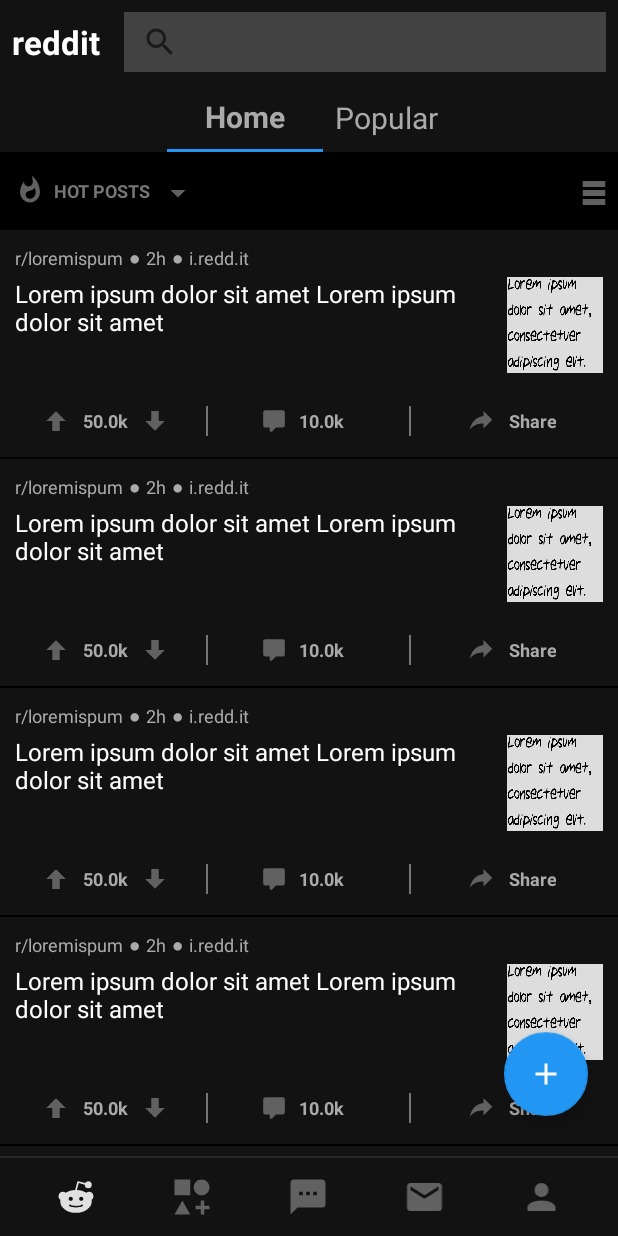
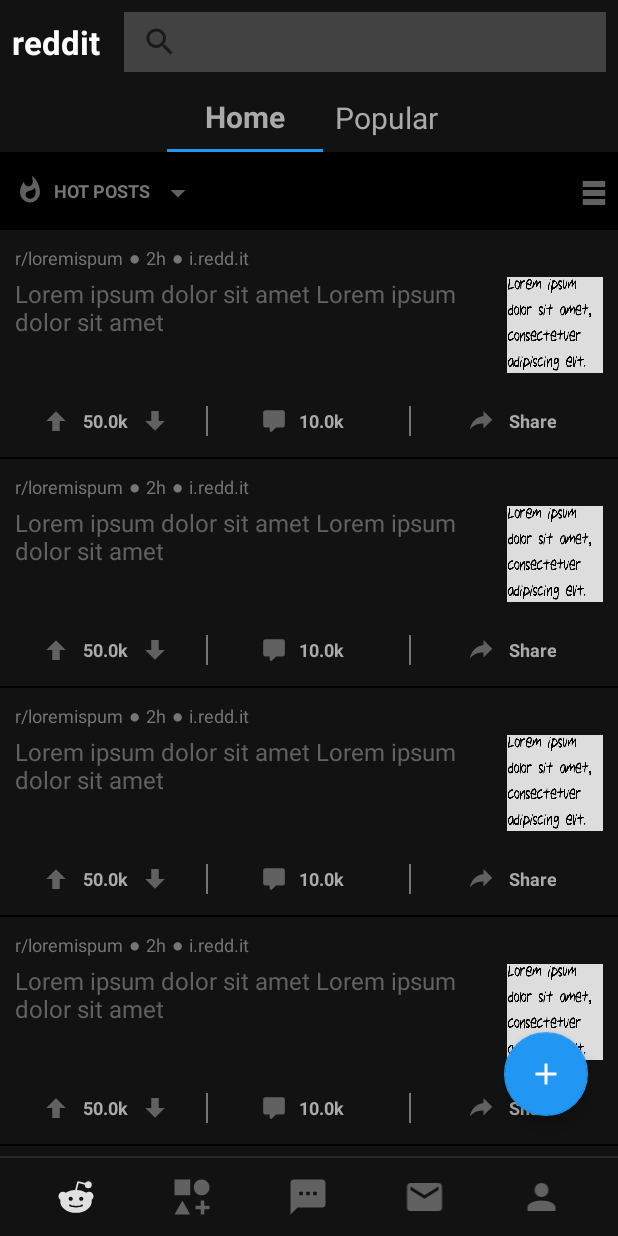
Before and after one commit to piedcipher/Udacity-Google-India-Challenge-Scholarship-Projects-Phase-1, an Android app: the screen it shows after launch (MainActivity), on a phone screen of 412 x 824 dp. Run offline under Robolectric (Android 15) with nearby library versions, the phone set to English and light mode, and no system bars.

Commit message:
Changed textColor

```diff
--- a/RedditClone/app/src/main/res/layout/reddit_post.xml
+++ b/RedditClone/app/src/main/res/layout/reddit_post.xml
@@ -17,7 +17,7 @@
             android:id="@+id/subredditName"
             android:text="@string/subreddit"
             android:textSize="@dimen/generic_textSize"
-            android:textColor="@android:color/darker_gray"
+            android:textColor="@color/_757575"
             android:layout_margin="@dimen/little_generic_margin" />
 
         <TextView
@@ -26,7 +26,7 @@
             android:id="@+id/dot"
             android:text="@string/circle"
             android:textSize="@dimen/generic_textSize"
-            android:textColor="@android:color/darker_gray"
+            android:textColor="@color/_757575"
             android:textStyle="bold"
             android:layout_margin="@dimen/little_generic_margin" />
 
@@ -36,7 +36,7 @@
             android:id="@+id/timestamp"
             android:text="@string/timestamp"
             android:textSize="@dimen/generic_textSize"
-            android:textColor="@android:color/darker_gray"
+            android:textColor="@color/_757575"
             android:layout_margin="@dimen/little_generic_margin" />
 
         <TextView
@@ -45,7 +45,7 @@
             android:id="@+id/dot2"
             android:text="@string/circle"
             android:textSize="@dimen/generic_textSize"
-            android:textColor="@android:color/darker_gray"
+            android:textColor="@color/_757575"
             android:textStyle="bold"
             android:layout_margin="@dimen/little_generic_margin" />
 
@@ -55,7 +55,7 @@
             android:id="@+id/source"
             android:text="@string/source"
             android:textSize="@dimen/generic_textSize"
-            android:textColor="@android:color/darker_gray"
+            android:textColor="@color/_757575"
             android:layout_margin="@dimen/little_generic_margin" />
 
     </LinearLayout>
@@ -80,7 +80,7 @@
             android:id="@+id/postTitle"
             android:text="@string/postTitle"
             android:textSize="@dimen/postTitle_TextView"
-            android:textColor="@android:color/white"
+            android:textColor="@color/_616161"
             android:layout_toStartOf="@id/postImage"
             android:layout_margin="@dimen/little_generic_margin" />
 
```
